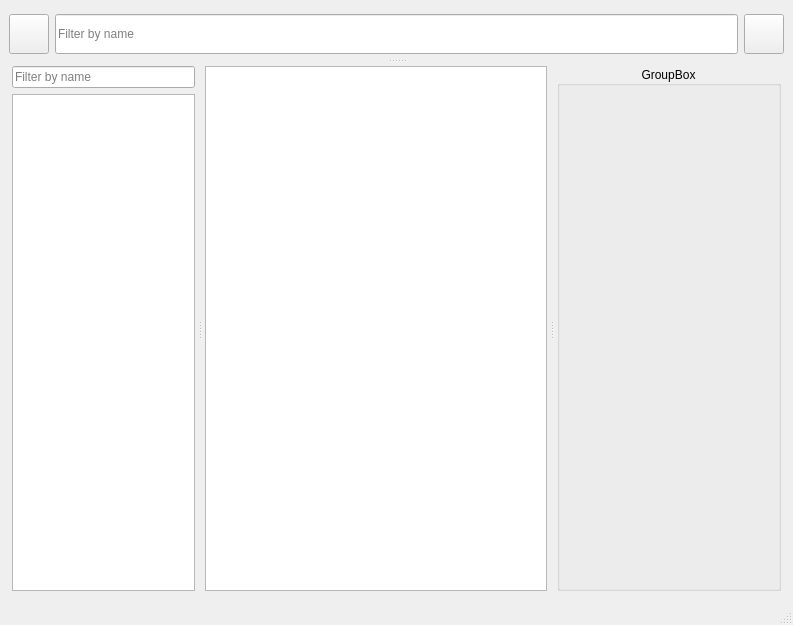
The window that gaolib/ui/gaolib.ui (GaoShanPictures/GAOLIB) describes before a commit, drawn with Qt 5.
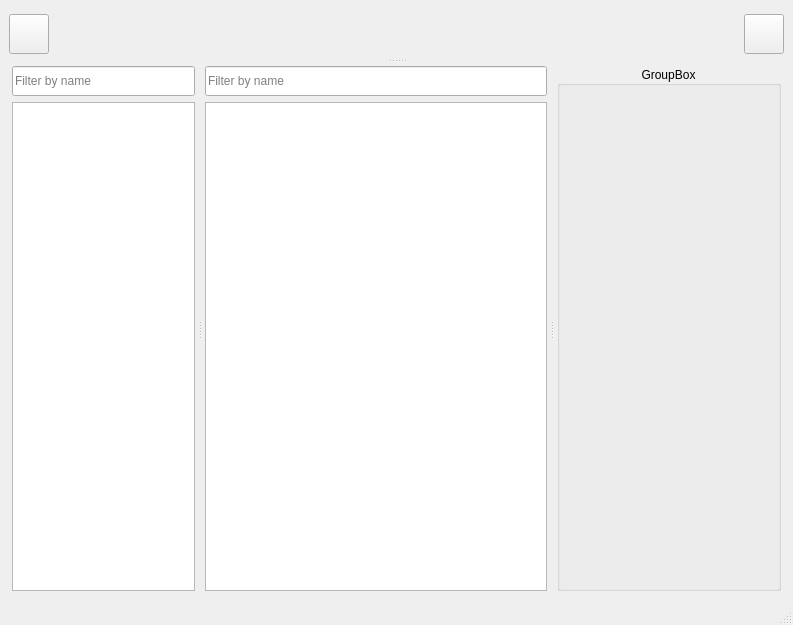
The same window after the commit. Icons and pictures are not drawn.

Commit message: Move list filter search bar

What changed in the file:
```diff
--- a/gaolib/ui/gaolib.ui
+++ b/gaolib/ui/gaolib.ui
@@ -305,17 +305,17 @@
          </widget>
         </item>
         <item>
-         <widget class="QLineEdit" name="searchEdit">
-          <property name="minimumSize">
+         <spacer name="horizontalSpacer">
+          <property name="orientation">
+           <enum>Qt::Horizontal</enum>
+          </property>
+          <property name="sizeHint" stdset="0">
            <size>
-            <width>0</width>
-            <height>40</height>
+            <width>40</width>
+            <height>20</height>
            </size>
           </property>
-          <property name="placeholderText">
-           <string>Filter by name</string>
-          </property>
-         </widget>
+         </spacer>
         </item>
         <item>
          <widget class="QPushButton" name="settingsPushButton">
@@ -407,6 +407,12 @@
          </property>
          <item>
           <widget class="QLineEdit" name="searchHierarchyEdit">
+           <property name="minimumSize">
+            <size>
+             <width>0</width>
+             <height>30</height>
+            </size>
+           </property>
            <property name="placeholderText">
             <string>Filter by name</string>
            </property>
@@ -466,6 +472,19 @@
           <property name="bottomMargin">
            <number>3</number>
           </property>
+          <item>
+           <widget class="QLineEdit" name="searchEdit">
+            <property name="minimumSize">
+             <size>
+              <width>0</width>
+              <height>30</height>
+             </size>
+            </property>
+            <property name="placeholderText">
+             <string>Filter by name</string>
+            </property>
+           </widget>
+          </item>
           <item>
            <widget class="QListView" name="listView">
             <property name="editTriggers">
```
